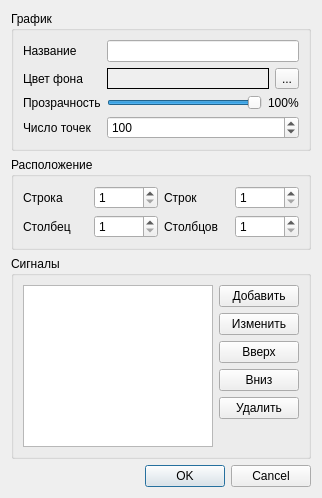
This is trendploteditdlg.ui in catompiler/QCanDrive as Qt 5 draws it before an edit. The edited form follows.
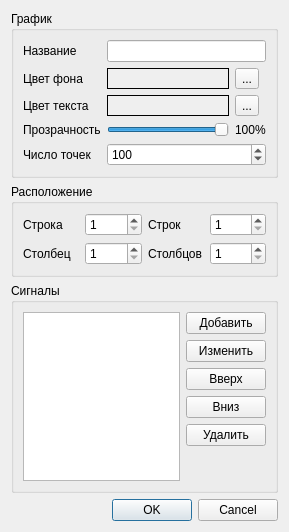
This is the edited form.

Commit message: plot & dial text color, dial edit

Diff of the .ui file:
```diff
--- a/trendploteditdlg.ui
+++ b/trendploteditdlg.ui
@@ -6,8 +6,8 @@
    <rect>
     <x>0</x>
     <y>0</y>
-    <width>322</width>
-    <height>498</height>
+    <width>289</width>
+    <height>532</height>
    </rect>
   </property>
   <property name="windowTitle">
@@ -20,16 +20,59 @@
       <string>График</string>
      </property>
      <layout class="QGridLayout" name="gridLayout_2">
-      <item row="2" column="0">
+      <item row="0" column="1" colspan="3">
+       <widget class="QLineEdit" name="lePlotName"/>
+      </item>
+      <item row="1" column="3">
+       <widget class="QToolButton" name="tbColorSel">
+        <property name="text">
+         <string>...</string>
+        </property>
+       </widget>
+      </item>
+      <item row="0" column="0">
+       <widget class="QLabel" name="lblPlotName">
+        <property name="text">
+         <string>Название</string>
+        </property>
+       </widget>
+      </item>
+      <item row="4" column="0">
        <widget class="QLabel" name="lblTransp">
         <property name="text">
          <string>Прозрачность</string>
         </property>
        </widget>
       </item>
-      <item row="2" column="1">
-       <layout class="QHBoxLayout" name="horizontalLayout_2">
-        <item>
+      <item row="1" column="0">
+       <widget class="QLabel" name="lblPlotColor">
+        <property name="text">
+         <string>Цвет фона</string>
+        </property>
+       </widget>
+      </item>
+      <item row="2" column="0">
+       <widget class="QLabel" name="lblTextColor">
+        <property name="text">
+         <string>Цвет текста</string>
+        </property>
+       </widget>
+      </item>
+      <item row="5" column="0">
+       <widget class="QLabel" name="lblSamplesCount">
+        <property name="text">
+         <string>Число точек</string>
+        </property>
+       </widget>
+      </item>
+      <item row="4" column="3">
+       <widget class="QLabel" name="lblTranspVal">
+        <property name="text">
+         <string>100%</string>
+        </property>
+       </widget>
+      </item>
+      <item row="4" column="1" colspan="2">
          <widget class="QSlider" name="slTransp">
           <property name="minimum">
            <number>-1</number>
@@ -45,35 +88,17 @@
           </property>
          </widget>
         </item>
-        <item>
-         <widget class="QLabel" name="lblTranspVal">
-          <property name="text">
-           <string>100%</string>
-          </property>
-         </widget>
-        </item>
-       </layout>
-      </item>
-      <item row="1" column="0">
-       <widget class="QLabel" name="lblPlotColor">
-        <property name="text">
-         <string>Цвет фона</string>
+      <item row="2" column="1" colspan="2">
+       <widget class="QFrame" name="frTextColor">
+        <property name="autoFillBackground">
+         <bool>true</bool>
+        </property>
+        <property name="frameShape">
+         <enum>QFrame::Panel</enum>
         </property>
        </widget>
       </item>
-      <item row="0" column="1">
-       <widget class="QLineEdit" name="lePlotName"/>
-      </item>
-      <item row="0" column="0">
-       <widget class="QLabel" name="lblPlotName">
-        <property name="text">
-         <string>Название</string>
-        </property>
-       </widget>
-      </item>
-      <item row="1" column="1">
-       <layout class="QHBoxLayout" name="horizontalLayout_3">
-        <item>
+      <item row="1" column="1" colspan="2">
          <widget class="QFrame" name="frBackColor">
           <property name="autoFillBackground">
            <bool>true</bool>
@@ -83,23 +108,14 @@
           </property>
          </widget>
         </item>
-        <item>
-         <widget class="QToolButton" name="tbColorSel">
+      <item row="2" column="3">
+       <widget class="QToolButton" name="tbTextColorSel">
           <property name="text">
            <string>...</string>
           </property>
          </widget>
         </item>
-       </layout>
-      </item>
-      <item row="3" column="0">
-       <widget class="QLabel" name="lblSamplesCount">
-        <property name="text">
-         <string>Число точек</string>
-        </property>
-       </widget>
-      </item>
-      <item row="3" column="1">
+      <item row="5" column="1" colspan="3">
        <widget class="QSpinBox" name="sbSamplesCount">
         <property name="minimum">
          <number>1</number>
```
Lines whose indentation alone changed are shown as unchanged. The commit also changes 9 other files.
